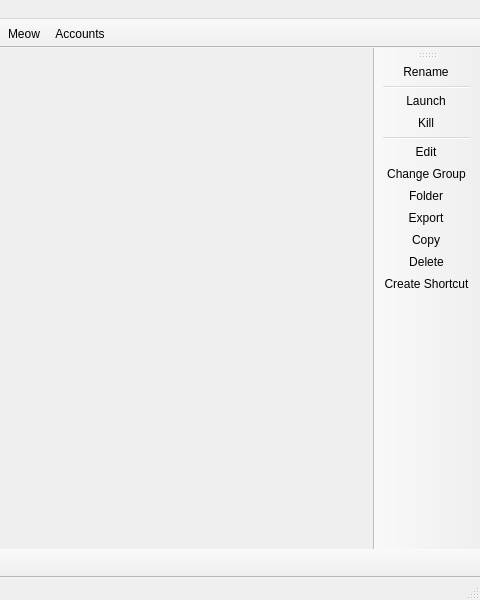
Qt form launcher/ui/MainWindow.ui (KomorebiLauncher/KomorebiLauncher) before a commit; both pictures show x 320 to 800 and y 0 to 600 of the 800 by 600 pixel window.
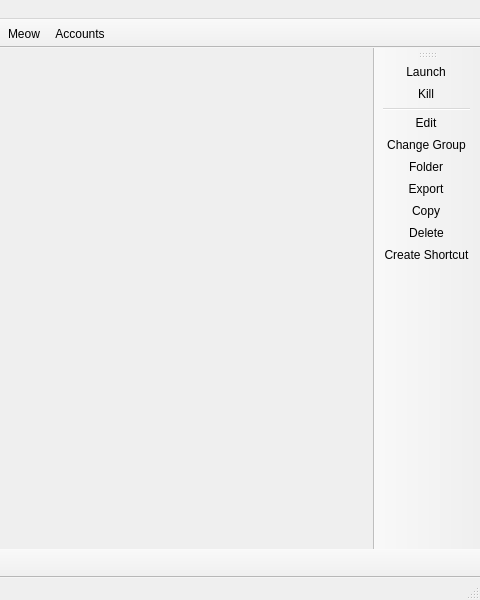
The same form after that commit. Icons and pictures are not drawn. Custom widgets are drawn as their Qt base class.

Commit message:
Drop rename from the right rail: the instance menu already has it
Two ways to rename one instance, one of them in a toolbar that exists to hold the actions a
player uses while looking at the instance. The rail starts at Launch now, where the info panel
goes.

Patch:
```diff
--- a/launcher/ui/MainWindow.ui
+++ b/launcher/ui/MainWindow.ui
@@ -111,8 +111,6 @@
    <attribute name="toolBarBreak">
     <bool>false</bool>
    </attribute>
-   <addaction name="actionRenameInstance"/>
-   <addaction name="separator"/>
    <addaction name="actionLaunchInstance"/>
    <addaction name="actionKillInstance"/>
    <addaction name="separator"/>
```
The commit also changes 1 other file.
